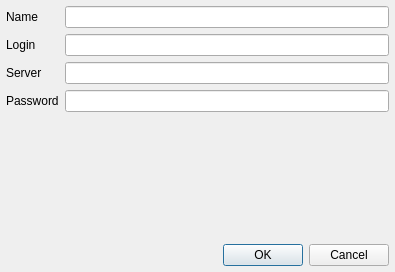
shunf4/squawk, file ui/account.ui: the form before one commit.
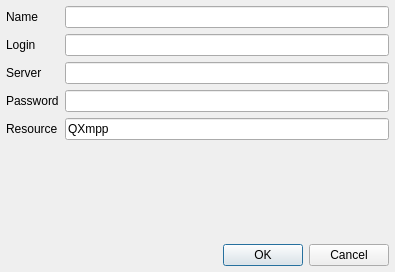
The form after the commit.

The edit to the form file:
```diff
--- a/ui/account.ui
+++ b/ui/account.ui
@@ -102,6 +102,23 @@
        </property>
       </widget>
      </item>
+     <item row="4" column="0">
+      <widget class="QLabel" name="label_5">
+       <property name="text">
+        <string>Resource</string>
+       </property>
+      </widget>
+     </item>
+     <item row="4" column="1">
+      <widget class="QLineEdit" name="resource">
+       <property name="toolTip">
+        <string>A resource name like &quot;Home&quot; or &quot;Work&quot;</string>
+       </property>
+       <property name="text">
+        <string>QXmpp</string>
+       </property>
+      </widget>
+     </item>
     </layout>
    </item>
    <item>
```
